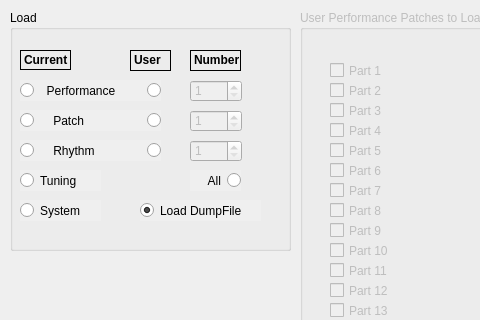
Old version of the form load_dialog/load_dialog.ui in the repository RoberNoTson/JV1080lib; both pictures show x 0 to 480 and y 0 to 320 of the 602 by 548 pixel window.
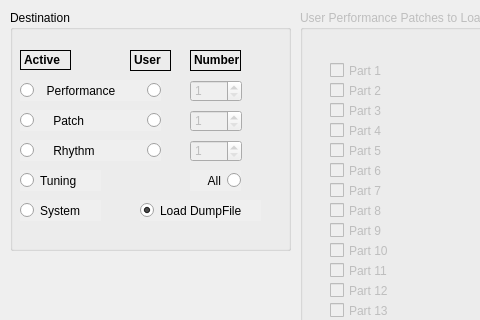
New version of the form.

The edit to the form file:
```diff
--- a/load_dialog/load_dialog.ui
+++ b/load_dialog/load_dialog.ui
@@ -100,7 +100,7 @@
     </rect>
    </property>
    <property name="title">
-    <string notr="true">Load</string>
+    <string notr="true">Destination</string>
    </property>
    <widget class="QRadioButton" name="Load_CurrentPerformance_button">
     <property name="geometry">
@@ -191,7 +191,7 @@
      <enum>QFrame::Box</enum>
     </property>
     <property name="text">
-     <string notr="true">Current</string>
+     <string notr="true">Active</string>
     </property>
     <property name="textFormat">
      <enum>Qt::RichText</enum>
```
